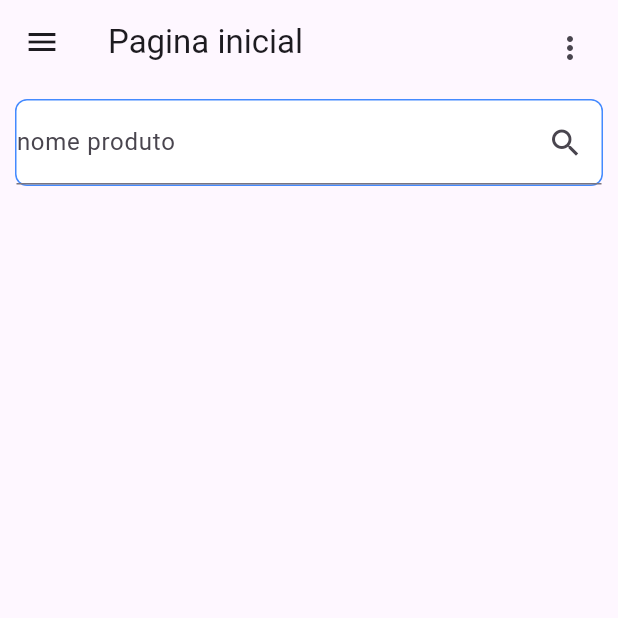
After one commit to jcsoares22/projetoCustoOriginal, a Flutter app: the PesqDespesas screen opened by its route, on a phone screen of 412 x 824 dp, the top half of it. The commit adds this screen. Run offline on Flutter 3.47's test engine with Material 3 defaults, Android fonts, the phone set to English and light mode, and no system bars; our stand-ins replace font_awesome_flutter.

Commit message:
commit
ajustando projeto

```diff
--- /dev/null
+++ b/lib/feature/despesas/pesq_despesas.dart
@@ -0,0 +1,41 @@
+import 'package:flutter/material.dart';
+import 'package:projetocusto/components/app_drawer.dart';
+import 'package:projetocusto/components/box_deracation.dart';
+import 'package:projetocusto/components/config.dart';
+
+class PesqDespesas extends StatefulWidget {
+  const PesqDespesas({super.key});
+
+  @override
+  State<PesqDespesas> createState() => _PesqDespesasState();
+}
+
+class _PesqDespesasState extends State<PesqDespesas> {
+  final _decoracao = BoxDeracation().decoracao;
+  @override
+  Widget build(BuildContext context) {
+    return Scaffold(
+      appBar: AppBar(
+        title: const Text('Pagina inicial'),
+        actions: const [Config()],
+      ),
+      drawer: const AppDrawer(),
+      body: Padding(
+        padding: const EdgeInsets.all(10.0),
+        child: Container(
+          decoration: _decoracao,
+          child: TextField(
+            decoration: InputDecoration(
+              labelText: 'nome produto'.padRight(120),
+              suffixIcon: IconButton(
+                onPressed: () {},
+                icon: Icon(Icons.search),
+                focusColor: Colors.amber,
+              ),
+            ),
+          ),
+        ),
+      ),
+    );
+  }
+}
--- a/lib/utils/app_routes.dart
+++ b/lib/utils/app_routes.dart
@@ -1,9 +1,10 @@
 import 'package:flutter/material.dart';
-import 'package:projetocusto/pages/despesas.dart';
-import 'package:projetocusto/pages/home_page.dart';
-import 'package:projetocusto/pages/marketplaces.dart';
-import 'package:projetocusto/pages/preferencias.dart';
-import 'package:projetocusto/pages/produtos.dart';
+import 'package:projetocusto/feature/despesas/despesas.dart';
+import 'package:projetocusto/feature/despesas/pesq_despesas.dart';
+import 'package:projetocusto/feature/principal/home_page.dart';
+import 'package:projetocusto/feature/marketplaces/marketplaces.dart';
+import 'package:projetocusto/feature/preferencia/preferencias.dart';
+import 'package:projetocusto/feature/produto/produtos.dart';
 
 class AppRoutes {
   static const HOME = '/';
@@ -11,6 +12,7 @@ class AppRoutes {
   static const PRODUTOS = '/produtos';
   static const DESPESAS = '/despesas';
   static const PREFERENCIA = '/preferencia';
+  static const PESQ_DESPESAS = '/pesq_despesas';
 
   static Map<String, Widget Function(dynamic ctx)> getroutes = {
     AppRoutes.HOME: (ctx) => const HomePage(),
@@ -18,5 +20,6 @@ class AppRoutes {
     AppRoutes.PRODUTOS: (ctx) => const Produtos(),
     AppRoutes.DESPESAS: (ctx) => const Despesas(),
     AppRoutes.PREFERENCIA: (ctx) => const Preferencias(),
+    AppRoutes.PESQ_DESPESAS: (ctx) => const PesqDespesas(),
   };
 }
```
Also changed, not shown: lib/feature/despesas/despesas.dart (renamed from lib/pages/despesas.dart), lib/feature/marketplaces/marketplaces.dart (renamed from lib/pages/marketplaces.dart), lib/feature/marketplaces/pesq_marketplace.dart (added), lib/feature/preferencia/preferencias.dart (renamed from lib/pages/preferencias.dart), lib/feature/principal/home_page.dart (renamed from lib/pages/home_page.dart), lib/feature/produto/produtos.dart (renamed from lib/pages/produtos.dart).
